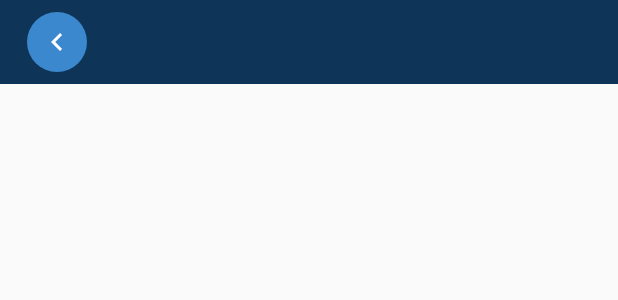
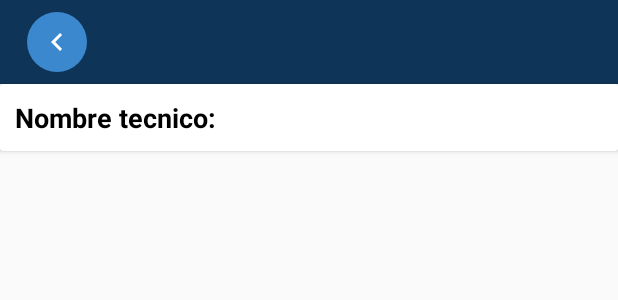
Before and after one commit to Mpproyectos/Mp_supervisor, an Android app: the layout activity_detalle_nodo.xml on its own in the app's theme, with its tools: preview values and no code run, on a phone screen of 412 x 824 dp. Shown: the top 300 px of the screen. Run offline under Robolectric (Android 15) with nearby library versions, the phone set to English and light mode, and no system bars; Roboto replaces fonts that are not available here.

Commit message:
Fix nombre de tecnico creador nodo

```diff
--- a/app/src/main/java/kreandoapp/mpsupervisores/DetalleNodoActivity.java
+++ b/app/src/main/java/kreandoapp/mpsupervisores/DetalleNodoActivity.java
@@ -35,6 +35,7 @@ public class DetalleNodoActivity extends AppCompatActivity {
     ArrayList<ModeloCaja> cajasArrayList;
     AdapterCajas adapter;
     RecyclerView rv_cajas;
+    TextView tv_nombre_tecnico;
 
     private LinearLayoutManager mLayoutManager;
 
@@ -45,9 +46,13 @@ public class DetalleNodoActivity extends AppCompatActivity {
 
         final String nombre_nodo = getIntent().getExtras().getString("nombre_nodo");
         final String id_nodo = getIntent().getExtras().getString("id_nodo");
+        final String nombre_user = getIntent().getExtras().getString("nombre");
 
         tv_titulo_toolbar = findViewById(R.id.tv_titulo_toolbar);
         tv_titulo_toolbar.setText("Detalle nodo: "+nombre_nodo);
+
+        tv_nombre_tecnico = findViewById(R.id.tv_nombre_tecnico);
+        tv_nombre_tecnico.setText(nombre_user);
 
         botonvolver = findViewById(R.id.btn_volverAtras);
         botonvolver.setOnClickListener(new View.OnClickListener() {
--- a/app/src/main/res/layout/activity_detalle_nodo.xml
+++ b/app/src/main/res/layout/activity_detalle_nodo.xml
@@ -9,6 +9,38 @@
 
     <include layout="@layout/appbar_cool"></include>
 
+    <androidx.cardview.widget.CardView
+        android:elevation="10dp"
+        android:layout_width="match_parent"
+        android:layout_height="wrap_content">
+        <LinearLayout
+            android:layout_margin="10dp"
+            android:orientation="horizontal"
+            android:layout_width="match_parent"
+            android:layout_height="wrap_content">
+
+            <TextView
+                android:textSize="18dp"
+                android:textStyle="bold"
+                android:textColor="@color/black"
+                android:text="Nombre tecnico:"
+                android:layout_width="wrap_content"
+                android:layout_height="wrap_content">
+
+            </TextView>
+            <TextView
+                android:layout_marginLeft="5dp"
+                android:textSize="18dp"
+                android:textColor="@color/black"
+                android:id="@+id/tv_nombre_tecnico"
+                android:text=""
+                android:layout_width="wrap_content"
+                android:layout_height="wrap_content">
+
+            </TextView>
+        </LinearLayout>
+    </androidx.cardview.widget.CardView>
+
     <androidx.recyclerview.widget.RecyclerView
         android:id="@+id/rv_cajas"
         android:layout_width="match_parent"
```
